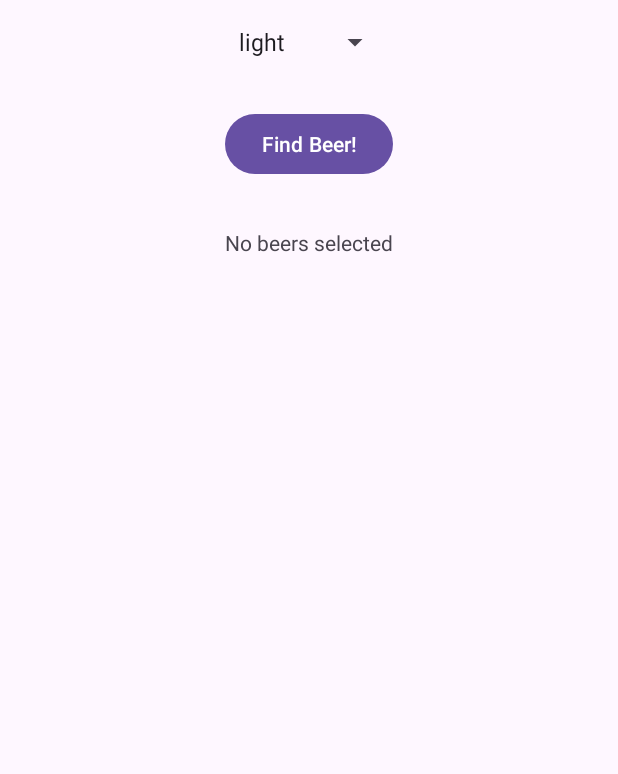
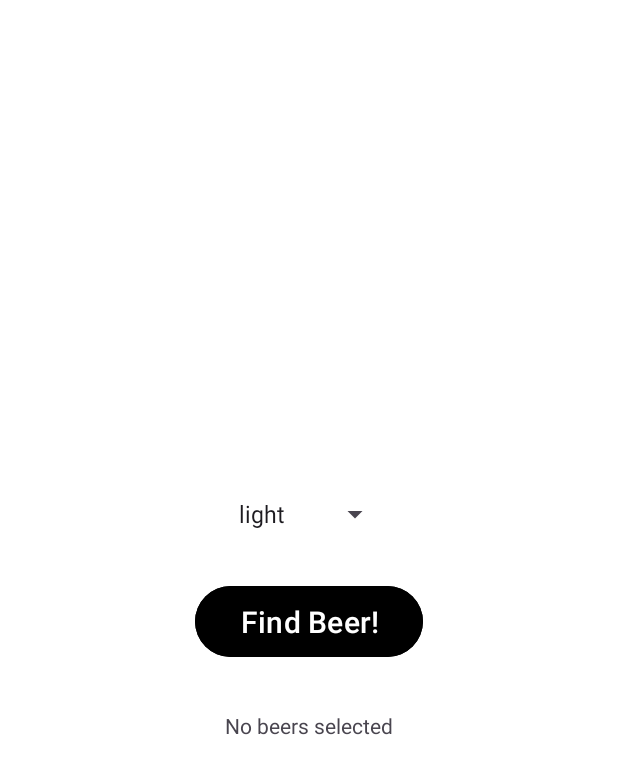
Before and after one commit to The-uncanny-valley/BeerAdviser, an Android app: the screen it shows after launch (MainActivity), on a phone screen of 412 x 824 dp. Shown: the top 774 px of the screen. Run offline under Robolectric (Android 15) with nearby library versions, the phone set to English and light mode, and no system bars.

Commit message:
style: update UI layout

```diff
--- a/app/src/main/res/layout/activity_main.xml
+++ b/app/src/main/res/layout/activity_main.xml
@@ -1,12 +1,18 @@
 <?xml version="1.0" encoding="utf-8"?>
 <LinearLayout xmlns:android="http://schemas.android.com/apk/res/android"
+    xmlns:tools="http://schemas.android.com/tools"
     android:id="@+id/main"
-    xmlns:tools="http://schemas.android.com/tools"
     android:layout_width="match_parent"
     android:layout_height="match_parent"
     android:orientation="vertical"
     android:padding="16dp"
+    android:background="@color/white"
     tools:context=".MainActivity">
+
+    <Space
+        android:layout_width="match_parent"
+        android:layout_weight="1"
+        android:layout_height="0dp" />
 
     <Spinner
         android:id="@+id/color"
@@ -14,17 +20,20 @@
         android:layout_height="wrap_content"
         android:layout_gravity="center"
         android:layout_margin="16dp"
-        android:entries="@array/beer_colors"
-        android:layout_marginTop="20dp" />
+        android:layout_marginTop="20dp"
+        android:entries="@array/beer_colors" />
 
     <Button
         android:id="@+id/find_beer"
         android:layout_width="wrap_content"
         android:layout_height="wrap_content"
-        android:text="@string/find_beer"
         android:layout_gravity="center"
         android:layout_margin="16dp"
-        />
+        android:backgroundTint="@color/black"
+        android:paddingHorizontal="30dp"
+        android:paddingVertical="10dp"
+        android:text="@string/find_beer"
+        android:textSize="20sp" />
 
     <TextView
         android:id="@+id/brands"
@@ -34,5 +43,9 @@
         android:layout_margin="16dp"
         android:text="@string/brands" />
 
+    <Space
+        android:layout_width="match_parent"
+        android:layout_height="0dp"
+        android:layout_weight="1" />
 
 </LinearLayout>
```
